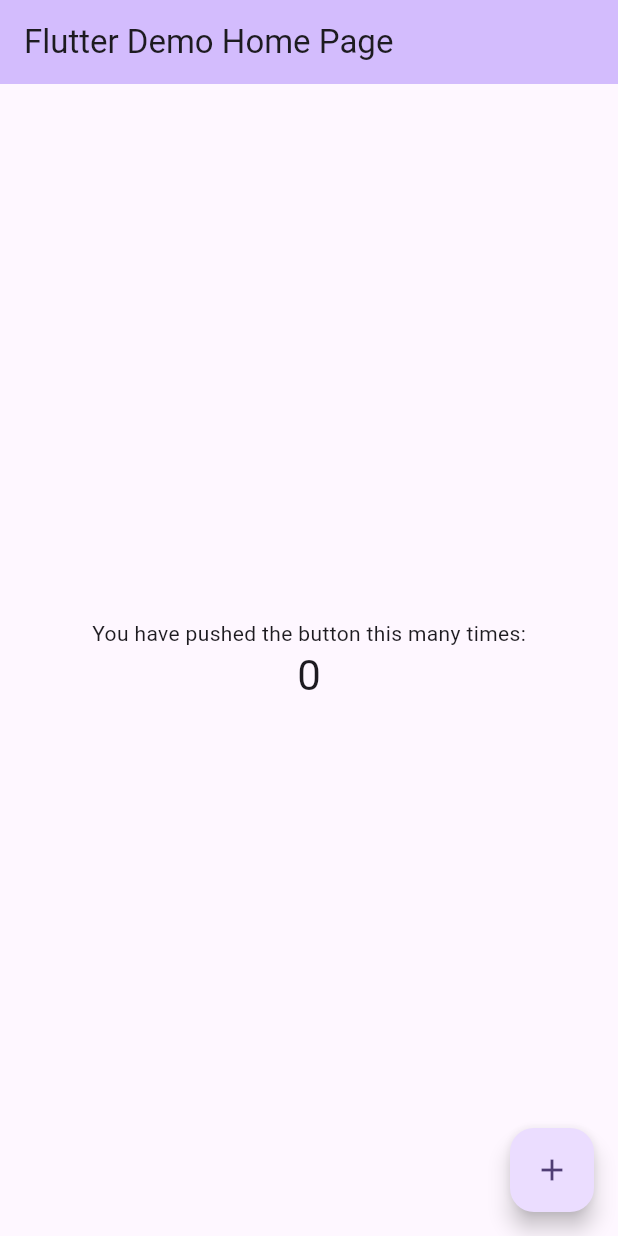
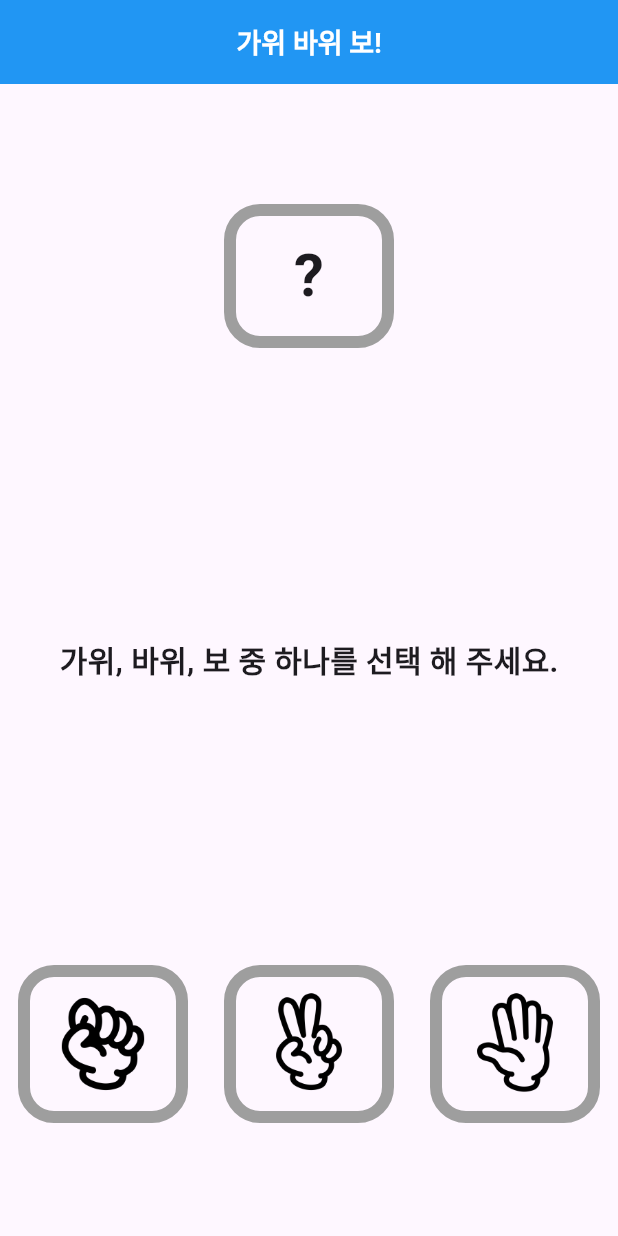
Before and after one commit to 2youngjin/flutter_example_ro-sham-bo, a Flutter app: the screen it shows after launch, on a phone screen of 412 x 824 dp. Run offline on Flutter 3.47's test engine with Material 3 defaults, Android fonts, the phone set to English and light mode, and no system bars.

Commit message:
가위바위보앱 기능 구현 완료

```diff
--- /dev/null
+++ b/lib/game/enum.dart
@@ -0,0 +1,19 @@
+const assetPath = 'assets/images';
+
+enum InputType {
+  rock,
+  scissors,
+  paper;
+
+  String get path => '$assetPath/$name.png';
+}
+
+enum Result {
+  playerWin('Player 승리'),
+  draw('무승부'),
+  cpuWin('Player 패배');
+
+  const Result(this.displayString);
+
+  final String displayString;
+}
--- /dev/null
+++ b/lib/game/game_body.dart
@@ -0,0 +1,100 @@
+import 'dart:math';
+import 'package:example_roshambo/game/enum.dart';
+import 'package:example_roshambo/game/widget/cpu_input.dart';
+import 'package:example_roshambo/game/widget/game_result.dart';
+import 'package:example_roshambo/game/widget/user_input.dart';
+import 'package:flutter/material.dart';
+
+class GameBody extends StatefulWidget {
+  const GameBody({super.key});
+
+  @override
+  State<GameBody> createState() => _GameBodyState();
+}
+
+class _GameBodyState extends State<GameBody> {
+  late bool isDone;
+  InputType? _userInput;
+  late InputType _cpuInput;
+
+  @override
+  void initState() {
+    super.initState();
+    isDone = false;
+    setCpuInput();
+  }
+
+  @override
+  Widget build(BuildContext context) {
+    return Column(
+      children: [
+        Expanded(child: CpuInput(isDone: isDone, cpuInput: _cpuInput)),
+        Expanded(
+            child: GameResult(
+          isDone: isDone,
+          result: getResult(),
+          callback: reset,
+        )),
+        Expanded(
+            child: UserInput(
+          isDone: isDone,
+          callback: setUserInput,
+          userInput: _userInput,
+        )),
+      ],
+    );
+  }
+
+  void setUserInput(InputType userInput) {
+    setState(() {
+      isDone = true;
+      _userInput = userInput;
+    });
+  }
+
+  void setCpuInput() {
+    final random = Random();
+    _cpuInput = InputType.values[random.nextInt(3)];
+  }
+
+  void reset() {
+    setState(() {
+      isDone = false;
+      setCpuInput();
+    });
+  }
+
+  Result? getResult() {
+    if (_userInput == null) return null;
+
+    switch (_userInput!) {
+      case InputType.rock:
+        switch (_cpuInput) {
+          case InputType.rock:
+            return Result.draw;
+          case InputType.scissors:
+            return Result.playerWin;
+          case InputType.paper:
+            return Result.cpuWin;
+        }
+      case InputType.scissors:
+        switch (_cpuInput) {
+          case InputType.rock:
+            return Result.cpuWin;
+          case InputType.scissors:
+            return Result.draw;
+          case InputType.paper:
+            return Result.playerWin;
+        }
+      case InputType.paper:
+        switch (_cpuInput) {
+          case InputType.rock:
+            return Result.playerWin;
+          case InputType.scissors:
+            return Result.cpuWin;
+          case InputType.paper:
+            return Result.draw;
+        }
+    }
+  }
+}
--- /dev/null
+++ b/lib/game/widget/cpu_input.dart
@@ -0,0 +1,46 @@
+import 'package:example_roshambo/game/enum.dart';
+import 'package:example_roshambo/game/widget/input_card.dart';
+import 'package:flutter/cupertino.dart';
+import 'package:flutter/material.dart';
+
+class CpuInput extends StatelessWidget {
+  final bool isDone;
+  final InputType cpuInput;
+
+  const CpuInput({
+    required this.isDone,
+    required this.cpuInput,
+    super.key,
+  });
+
+  @override
+  Widget build(BuildContext context) {
+    return Row(
+      children: [
+        const Expanded(child: SizedBox.shrink()),
+        Expanded(
+          child: InputCard(
+            child: getCpuInput(),
+          ),
+        ),
+        const Expanded(child: SizedBox.shrink()),
+      ],
+    );
+  }
+
+  Widget getCpuInput() {
+    if (isDone) {
+      return Image.asset(cpuInput.path);
+    }
+    return const SizedBox(
+      width: 64,
+      height: 64,
+      child: Center(
+        child: Text(
+          '?',
+          style: TextStyle(fontSize: 40, fontWeight: FontWeight.bold),
+        ),
+      ),
+    );
+  }
+}
--- /dev/null
+++ b/lib/game/widget/game_result.dart
@@ -0,0 +1,51 @@
+import 'package:example_roshambo/game/enum.dart';
+import 'package:flutter/material.dart';
+
+class GameResult extends StatelessWidget {
+  final bool isDone;
+  final Result? result;
+  final VoidCallback callback;
+
+  const GameResult({
+    required this.callback,
+    required this.isDone,
+    this.result,
+    super.key,
+  });
+
+  @override
+  Widget build(BuildContext context) {
+    if (isDone) {
+      return Column(
+        mainAxisAlignment: MainAxisAlignment.center,
+        children: [
+          Text(
+            result!.displayString,
+            style: const TextStyle(fontSize: 32),
+          ),
+          const SizedBox(height: 8),
+          TextButton(
+            child: const Text(
+              '다시 하기',
+              style: TextStyle(
+                fontSize: 24,
+                color: Colors.blue,
+                fontWeight: FontWeight.bold,
+              ),
+            ),
+            onPressed: () => callback.call(),
+          ),
+        ],
+      );
+    }
+    return const Center(
+      child: Text(
+        '가위, 바위, 보 중 하나를 선택 해 주세요.',
+        style: TextStyle(
+          fontSize: 20,
+          fontWeight: FontWeight.bold,
+        ),
+      ),
+    );
+  }
+}
--- /dev/null
+++ b/lib/game/widget/input_card.dart
@@ -0,0 +1,44 @@
+import 'package:flutter/material.dart';
+
+class InputCard extends StatelessWidget {
+  final VoidCallback? callback;
+  final Widget child;
+
+  const InputCard({
+    this.callback,
+    required this.child,
+    super.key,
+  });
+
+  @override
+  Widget build(BuildContext context) {
+    return Expanded(
+      child: InkWell(
+        onTap: () => callback?.call(),
+        child: InputContents(child: child),
+      ),
+    );
+  }
+}
+
+class InputContents extends StatelessWidget {
+  const InputContents({
+    super.key,
+    required this.child,
+  });
+
+  final Widget child;
+
+  @override
+  Widget build(BuildContext context) {
+    return Container(
+      margin: const EdgeInsets.symmetric(horizontal: 12, vertical: 8),
+      padding: const EdgeInsets.symmetric(horizontal: 12, vertical: 8),
+      decoration: BoxDecoration(
+        borderRadius: BorderRadius.circular(24),
+        border: Border.all(color: Colors.grey, width: 8),
+      ),
+      child: child,
+    );
+  }
+}
--- /dev/null
+++ b/lib/game/widget/user_input.dart
@@ -0,0 +1,45 @@
+import 'package:example_roshambo/game/enum.dart';
+import 'package:example_roshambo/game/widget/input_card.dart';
+import 'package:flutter/cupertino.dart';
+import 'package:flutter/material.dart';
+
+class UserInput extends StatelessWidget {
+  final bool isDone;
+  final InputType? userInput;
+  final Function(InputType) callback;
+
+  const UserInput({
+    this.userInput,
+    required this.isDone,
+    required this.callback,
+    super.key,
+  });
+
+  @override
+  Widget build(BuildContext context) {
+    if (isDone) {
+      return Row(
+        children: [
+          const Expanded(child: SizedBox.shrink()),
+          Expanded(child: InputCard(child: Image.asset(userInput!.path))),
+          const Expanded(child: SizedBox.shrink()),
+        ],
+      );
+    }
+
+    return Row(
+      children: _getInputs(callback),
+    );
+  }
+
+  List<Widget> _getInputs(Function(InputType) callback) {
+    return InputType.values
+        .map(
+          (type) => InputCard(
+            child: Image.asset(type.path),
+            callback: () => callback.call(type),
+          ),
+        )
+        .toList();
+  }
+}
--- a/lib/main.dart
+++ b/lib/main.dart
@@ -1,125 +1,23 @@
+import 'package:example_roshambo/game/game_body.dart';
+import 'package:example_roshambo/style/theme.dart';
 import 'package:flutter/material.dart';
 
 void main() {
-  runApp(const MyApp());
+  runApp(const RSPApp());
 }
 
-class MyApp extends StatelessWidget {
-  const MyApp({super.key});
+class RSPApp extends StatelessWidget {
+  const RSPApp({super.key});
 
   // This widget is the root of your application.
   @override
   Widget build(BuildContext context) {
     return MaterialApp(
-      title: 'Flutter Demo',
-      theme: ThemeData(
-        // This is the theme of your application.
-        //
-        // TRY THIS: Try running your application with "flutter run". You'll see
-        // the application has a purple toolbar. Then, without quitting the app,
-        // try changing the seedColor in the colorScheme below to Colors.green
-        // and then invoke "hot reload" (save your changes or press the "hot
-        // reload" button in a Flutter-supported IDE, or press "r" if you used
-        // the command line to start the app).
-        //
-        // Notice that the counter didn't reset back to zero; the application
-        // state is not lost during the reload. To reset the state, use hot
-        // restart instead.
-        //
-        // This works for code too, not just values: Most code changes can be
-        // tested with just a hot reload.
-        colorScheme: ColorScheme.fromSeed(seedColor: Colors.deepPurple),
-        useMaterial3: true,
+      home: Scaffold(
+        appBar: AppBar(title: const Text('가위 바위 보!')),
+        body: const GameBody(),
       ),
-      home: const MyHomePage(title: 'Flutter Demo Home Page'),
+      theme: myTheme,
     );
   }
 }
-
-class MyHomePage extends StatefulWidget {
-  const MyHomePage({super.key, required this.title});
-
-  // This widget is the home page of your application. It is stateful, meaning
-  // that it has a State object (defined below) that contains fields that affect
-  // how it looks.
-
-  // This class is the configuration for the state. It holds the values (in this
-  // case the title) provided by the parent (in this case the App widget) and
-  // used by the build method of the State. Fields in a Widget subclass are
-  // always marked "final".
-
-  final String title;
-
-  @override
-  State<MyHomePage> createState() => _MyHomePageState();
-}
-
-class _MyHomePageState extends State<MyHomePage> {
-  int _counter = 0;
-
-  void _incrementCounter() {
-    setState(() {
-      // This call to setState tells the Flutter framework that something has
-      // changed in this State, which causes it to rerun the build method below
-      // so that the display can reflect the updated values. If we changed
-      // _counter without calling setState(), then the build method would not be
-      // called again, and so nothing would appear to happen.
-      _counter++;
-    });
-  }
-
-  @override
-  Widget build(BuildContext context) {
-    // This method is rerun every time setState is called, for instance as done
-    // by the _incrementCounter method above.
-    //
-    // The Flutter framework has been optimized to make rerunning build methods
-    // fast, so that you can just rebuild anything that needs updating rather
-    // than having to individually change instances of widgets.
-    return Scaffold(
-      appBar: AppBar(
-        // TRY THIS: Try changing the color here to a specific color (to
-        // Colors.amber, perhaps?) and trigger a hot reload to see the AppBar
-        // change color while the other colors stay the same.
-        backgroundColor: Theme.of(context).colorScheme.inversePrimary,
-        // Here we take the value from the MyHomePage object that was created by
-        // the App.build method, and use it to set our appbar title.
-        title: Text(widget.title),
-      ),
-      body: Center(
-        // Center is a layout widget. It takes a single child and positions it
-        // in the middle of the parent.
-        child: Column(
-          // Column is also a layout widget. It takes a list of children and
-          // arranges them vertically. By default, it sizes itself to fit its
-          // children horizontally, and tries to be as tall as its parent.
-          //
-          // Column has various properties to control how it sizes itself and
-          // how it positions its children. Here we use mainAxisAlignment to
-          // center the children vertically; the main axis here is the vertical
-          // axis because Columns are vertical (the cross axis would be
-          // horizontal).
-          //
-          // TRY THIS: Invoke "debug painting" (choose the "Toggle Debug Paint"
-          // action in the IDE, or press "p" in the console), to see the
-          // wireframe for each widget.
-          mainAxisAlignment: MainAxisAlignment.center,
-          children: <Widget>[
-            const Text(
-              'You have pushed the button this many times:',
-            ),
-            Text(
-              '$_counter',
-              style: Theme.of(context).textTheme.headlineMedium,
-            ),
-          ],
-        ),
-      ),
-      floatingActionButton: FloatingActionButton(
-        onPressed: _incrementCounter,
-        tooltip: 'Increment',
-        child: const Icon(Icons.add),
-      ), // This trailing comma makes auto-formatting nicer for build methods.
-    );
-  }
-}
--- /dev/null
+++ b/lib/style/theme.dart
@@ -0,0 +1,13 @@
+import 'package:flutter/material.dart';
+
+final myTheme = ThemeData(
+  appBarTheme: const AppBarTheme(
+    centerTitle: true,
+    backgroundColor: Colors.blue,
+    titleTextStyle: TextStyle(
+      color: Colors.white,
+      fontSize: 18,
+      fontWeight: FontWeight.bold,
+    ),
+  ),
+);
```
Also changed, not shown: pubspec.yaml (+3 -4 lines), assets/images/paper.png (added), assets/images/rock.png (added), assets/images/scissors.png (added), 1 other file.
